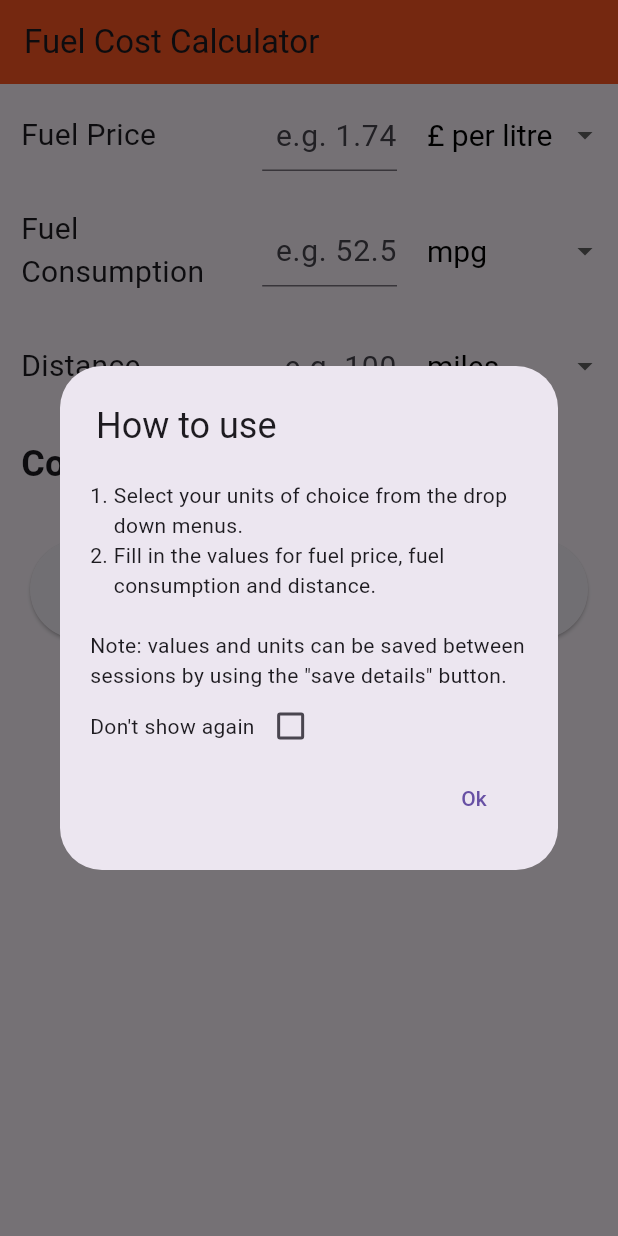
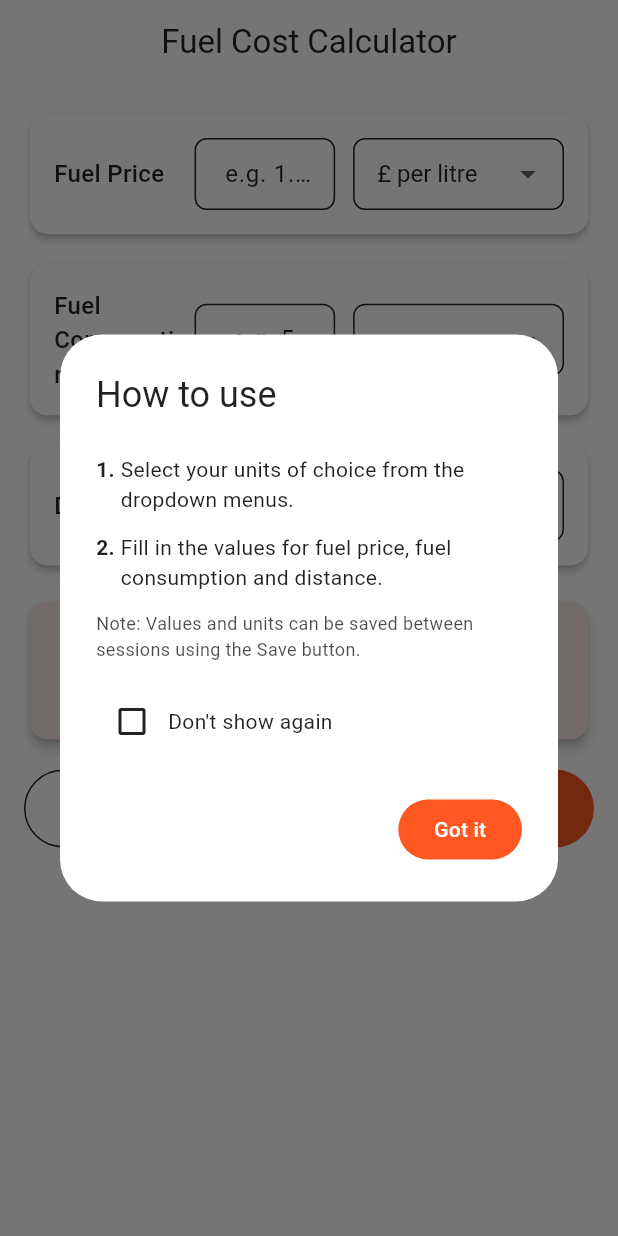
Before and after one commit to CraigNewlands/fuel-cost-calculator-app, a Flutter app: the screen it shows after launch, on a phone screen of 412 x 824 dp. Run offline on Flutter 3.47's test engine with Material 3 defaults, Android fonts, the light colour scheme and no system bars; our stand-ins replace google_mobile_ads, shared_preferences; network calls fail.

Commit message:
feat: modernise the app

```diff
--- a/lib/main.dart
+++ b/lib/main.dart
@@ -7,15 +7,32 @@ import 'package:shared_preferences/shared_preferences.dart';
 
 void main() async {
   WidgetsFlutterBinding.ensureInitialized();
-  await MobileAds.instance.initialize(); //<-- SEE HERE
+  await MobileAds.instance.initialize();
   runApp(MaterialApp(
-    debugShowCheckedModeBanner:false,
+    debugShowCheckedModeBanner: false,
     theme: ThemeData(
+      useMaterial3: true,
+      colorScheme: ColorScheme(
         brightness: Brightness.light,
-      primarySwatch: Colors.deepOrange,
-      primaryColor: Colors.deepOrange,
+        primary: Colors.deepOrange, // Vibrant orange for primary actions
+        onPrimary: Colors.white,
+        secondary: Colors.deepOrange.shade700,
+        onSecondary: Colors.white,
+        tertiary: Colors.orange.shade300,
+        onTertiary: Colors.black87,
+        error: Colors.red,
+        onError: Colors.white,
+        surface: Colors.white,
+        onSurface: Colors.black87,
+        surfaceContainerHighest: Colors.grey.shade100,
+        primaryContainer: Colors.deepOrange.shade50,
+        onPrimaryContainer: Colors.deepOrange.shade900,
       ),
-    home: FuelCostCalculator(),
+      appBarTheme: const AppBarTheme(
+        centerTitle: true,
+      ),
+    ),
+    home: const FuelCostCalculator(),
   ));
 }
 
@@ -154,34 +171,39 @@ class _FuelCostCalculatorState extends State<FuelCostCalculator> {
       key: scaffoldMessengerKey,
       child: Scaffold(
         appBar: AppBar(
-          backgroundColor: Colors.deepOrange,
           title: const Text("Fuel Cost Calculator"),
+          elevation: 0,
         ),
-        body: Column(
+        body: SafeArea(
+          child: SingleChildScrollView(
+            padding: const EdgeInsets.all(16.0),
+            child: Column(
               children: [
-            // First row
-            Row(
-              mainAxisAlignment: MainAxisAlignment.spaceEvenly,
+                // First row - Fuel Price
+                Card(
+                  elevation: 2,
+                  child: Padding(
+                    padding: const EdgeInsets.all(16.0),
+                    child: Row(
                       children: [
-                const Expanded(
-                    flex: 6,
-                    child: Padding(
-                      padding: EdgeInsets.all(14),
-                      child: Text(
+                        Expanded(
+                          flex: 2,
+                          child: const Text(
                             "Fuel Price",
-                        style: TextStyle(fontSize: 20),
+                            style: TextStyle(fontSize: 16, fontWeight: FontWeight.w500),
                           ),
-                    )
                         ),
                         Expanded(
-                  flex: 4,
-                  child: Padding(
-                    padding: const EdgeInsets.all(10.0),
+                          flex: 2,
                           child: TextField(
                             textAlign: TextAlign.right,
-                      style: const TextStyle(fontSize: 20),
-                      decoration: const InputDecoration(
-                          hintText: 'e.g. 1.74'
+                            style: const TextStyle(fontSize: 16),
+                            decoration: InputDecoration(
+                              hintText: 'e.g. 1.74',
+                              border: OutlineInputBorder(
+                                borderRadius: BorderRadius.circular(8),
+                              ),
+                              contentPadding: const EdgeInsets.symmetric(horizontal: 12, vertical: 12),
                             ),
                             keyboardType: const TextInputType.numberWithOptions(signed: false, decimal: true),
                             controller: fuelPriceTextEditingController,
@@ -190,23 +212,25 @@ class _FuelCostCalculatorState extends State<FuelCostCalculator> {
                             },
                           ),
                         ),
+                        const SizedBox(width: 12),
+                        Expanded(
+                          flex: 3,
+                          child: DropdownButtonFormField<String>(
+                            value: fuelPriceDropDownValue,
+                            decoration: InputDecoration(
+                              border: OutlineInputBorder(
+                                borderRadius: BorderRadius.circular(8),
                               ),
-                Expanded(
-                  flex: 5,
-                  child: Padding(
-                    padding: const EdgeInsets.all(10.0),
-                    child: DropdownButtonHideUnderline(
-                      child: DropdownButton(
-                        isExpanded: true,
-                        style: const TextStyle(fontSize: 20, color: Colors.black),
-                        value: fuelPriceDropDownValue,
+                              contentPadding: const EdgeInsets.symmetric(horizontal: 12, vertical: 12),
+                            ),
+                            style: const TextStyle(fontSize: 16, color: Colors.black87),
+                            dropdownColor: Colors.white,
                             items: fuelPriceDropDownValues.map((String items) {
                               return DropdownMenuItem(
                                 value: items,
-                            child: Text(items),
+                                child: Text(items, style: const TextStyle(color: Colors.black87)),
                               );
                             }).toList(),
-
                             onChanged: (String? newValue) {
                               setState(() {
                                 fuelPriceDropDownValue = newValue!;
@@ -215,33 +239,36 @@ class _FuelCostCalculatorState extends State<FuelCostCalculator> {
                             },
                           ),
                         ),
+                      ],
                     ),
                   ),
-              ],
                 ),
-            // Second row
-            Row(
-              mainAxisAlignment: MainAxisAlignment.spaceEvenly,
+                const SizedBox(height: 12),
+                // Second row - Fuel Consumption
+                Card(
+                  elevation: 2,
+                  child: Padding(
+                    padding: const EdgeInsets.all(16.0),
+                    child: Row(
                       children: [
-                const Expanded(
-                    flex: 6,
-                    child: Padding(
-                      padding: EdgeInsets.all(14),
-                      child: Text(
+                        Expanded(
+                          flex: 2,
+                          child: const Text(
                             "Fuel Consumption",
-                        style: TextStyle(fontSize: 20),
+                            style: TextStyle(fontSize: 16, fontWeight: FontWeight.w500),
                           ),
-                    )
                         ),
                         Expanded(
-                    flex: 4,
-                    child: Padding(
-                      padding: const EdgeInsets.all(10.0),
+                          flex: 2,
                           child: TextField(
                             textAlign: TextAlign.right,
-                        style: const TextStyle(fontSize: 20),
-                        decoration: const InputDecoration(
-                            hintText: 'e.g. 52.5'
+                            style: const TextStyle(fontSize: 16),
+                            decoration: InputDecoration(
+                              hintText: 'e.g. 52.5',
+                              border: OutlineInputBorder(
+                                borderRadius: BorderRadius.circular(8),
+                              ),
+                              contentPadding: const EdgeInsets.symmetric(horizontal: 12, vertical: 12),
                             ),
                             keyboardType: const TextInputType.numberWithOptions(signed: false, decimal: true),
                             controller: fuelConsumptionTextEditingController,
@@ -249,24 +276,26 @@ class _FuelCostCalculatorState extends State<FuelCostCalculator> {
                               computeCost();
                             },
                           ),
-                    )
                         ),
+                        const SizedBox(width: 12),
                         Expanded(
-                  flex: 5,
-                  child: Padding(
-                    padding: const EdgeInsets.all(10.0),
-                    child: DropdownButtonHideUnderline(
-                      child: DropdownButton(
-                        isExpanded: true,
-                        style: const TextStyle(fontSize: 20, color: Colors.black),
+                          flex: 3,
+                          child: DropdownButtonFormField<String>(
                             value: fuelConsumptionDropDownValue,
+                            decoration: InputDecoration(
+                              border: OutlineInputBorder(
+                                borderRadius: BorderRadius.circular(8),
+                              ),
+                              contentPadding: const EdgeInsets.symmetric(horizontal: 12, vertical: 12),
+                            ),
+                            style: const TextStyle(fontSize: 16, color: Colors.black87),
+                            dropdownColor: Colors.white,
                             items: fuelConsumptionDropDownValues.map((String items) {
                               return DropdownMenuItem(
                                 value: items,
-                            child: Text(items),
+                                child: Text(items, style: const TextStyle(color: Colors.black87)),
                               );
                             }).toList(),
-
                             onChanged: (String? newValue) {
                               setState(() {
                                 fuelConsumptionDropDownValue = newValue!;
@@ -275,33 +304,36 @@ class _FuelCostCalculatorState extends State<FuelCostCalculator> {
                             },
                           ),
                         ),
+                      ],
                     ),
                   ),
-              ],
                 ),
-            // Third row
-            Row(
-              mainAxisAlignment: MainAxisAlignment.spaceEvenly,
+                const SizedBox(height: 12),
+                // Third row - Distance
+                Card(
+                  elevation: 2,
+                  child: Padding(
+                    padding: const EdgeInsets.all(16.0),
+                    child: Row(
                       children: [
-                const Expanded(
-                    flex: 6,
-                    child: Padding(
-                      padding: EdgeInsets.all(14),
-                      child: Text(
+                        Expanded(
+                          flex: 2,
+                          child: const Text(
                             "Distance",
-                        style: TextStyle(fontSize: 20),
+                            style: TextStyle(fontSize: 16, fontWeight: FontWeight.w500),
                           ),
-                    )
                         ),
                         Expanded(
-                    flex: 4,
-                    child: Padding(
-                      padding: const EdgeInsets.all(10.0),
+                          flex: 2,
                           child: TextField(
                             textAlign: TextAlign.right,
-                        style: const TextStyle(fontSize: 20),
-                        decoration: const InputDecoration(
-                            hintText: 'e.g. 100'
+                            style: const TextStyle(fontSize: 16),
+                            decoration: InputDecoration(
+                              hintText: 'e.g. 100',
+                              border: OutlineInputBorder(
+                                borderRadius: BorderRadius.circular(8),
+                              ),
+                              contentPadding: const EdgeInsets.symmetric(horizontal: 12, vertical: 12),
                             ),
                             keyboardType: const TextInputType.numberWithOptions(signed: false, decimal: true),
                             controller: distanceTextEditingController,
@@ -309,24 +341,26 @@ class _FuelCostCalculatorState extends State<FuelCostCalculator> {
                               computeCost();
                             },
                           ),
-                    )
                         ),
+                        const SizedBox(width: 12),
                         Expanded(
-                  flex: 5,
-                  child: Padding(
-                    padding: const EdgeInsets.all(10.0),
-                    child: DropdownButtonHideUnderline(
-                      child: DropdownButton(
-                        isExpanded: true,
-                        style: const TextStyle(fontSize: 20, color: Colors.black),
+                          flex: 3,
+                          child: DropdownButtonFormField<String>(
                             value: distanceDropDownValue,
+                            decoration: InputDecoration(
+                              border: OutlineInputBorder(
+                                borderRadius: BorderRadius.circular(8),
+                              ),
+                              contentPadding: const EdgeInsets.symmetric(horizontal: 12, vertical: 12),
+                            ),
+                            style: const TextStyle(fontSize: 16, color: Colors.black87),
+                            dropdownColor: Colors.white,
                             items: distanceDropDownValues.map((String items) {
                               return DropdownMenuItem(
                                 value: items,
-                            child: Text(items),
+                                child: Text(items, style: const TextStyle(color: Colors.black87)),
                               );
                             }).toList(),
-
                             onChanged: (String? newValue) {
                               setState(() {
                                 distanceDropDownValue = newValue!;
@@ -335,128 +369,117 @@ class _FuelCostCalculatorState extends State<FuelCostCalculator> {
                             },
                           ),
                         ),
+                      ],
+                    ),
+                  ),
+                ),
+                const SizedBox(height: 16),
+                // Fourth row - Cost Result
+                Card(
+                  elevation: 3,
+                  color: Theme.of(context).colorScheme.primaryContainer,
+                  child: Padding(
+                    padding: const EdgeInsets.all(20.0),
+                    child: Row(
+                      children: [
+                        const Text(
+                          "Cost: ",
+                          style: TextStyle(fontSize: 20, fontWeight: FontWeight.w600),
+                        ),
+                        Expanded(
+                          child: TextField(
+                            controller: costTextEditingController,
+                            enabled: false,
+                            style: TextStyle(
+                              fontSize: 24,
+                              fontWeight: FontWeight.bold,
+                              color: costTextEditingController.text.isEmpty
+                                  ? Theme.of(context).colorScheme.onSurface.withOpacity(0.5)
+                                  : Theme.of(context).colorScheme.onPrimaryContainer,
+                            ),
+                            textAlign: TextAlign.right,
+                            decoration: const InputDecoration(
+                              border: InputBorder.none,
+                              hintText: "Enter values above",
+                            ),
                           ),
                         ),
                       ],
                     ),
-            // Fourth row
-            Row(
-              mainAxisAlignment: MainAxisAlignment.spaceEvenly,
-              children: [
-                const Expanded(
-                    flex: 13,
-                    child: Padding(
-                      padding: EdgeInsets.all(14),
-                      child: Text(
-                        "Cost",
-                        style: TextStyle(fontSize: 24, fontWeight: FontWeight.bold),
-                      ),
-                    )
-                ),
-                Expanded(
-                  flex: 17,
-                  child: TextField(
-                    decoration: const InputDecoration(
-                      border: InputBorder.none,
-                    ),
-                    enabled: false,
-                    textAlign: TextAlign.left,
-                    style: const TextStyle(fontSize: 24, fontWeight: FontWeight.bold, color: Colors.black),
-                    controller: costTextEditingController,
                   ),
                 ),
-                const Expanded(
-                    flex: 0,
-                    child: Text("")
-                ),
-              ],
-            ),
-            // Fifth row
+                const SizedBox(height: 16),
+                // Fifth row - Buttons
                 Row(
-              mainAxisAlignment: MainAxisAlignment.spaceEvenly,
                   children: [
                     Expanded(
-                    child: Padding(
-                      padding: const EdgeInsets.all(20.0),
-                      child: ElevatedButton(
+                      child: OutlinedButton.icon(
                         onPressed: () {
-                          Widget cancelButton = TextButton(
-                            child: const Text("No"),
-                            onPressed:  () {Navigator.pop(context);},
-                          );
-                          Widget continueButton = TextButton(
-                            child: const Text("Yes"),
-                            onPressed:  () {
+                          showDialog(
+                            context: context,
+                            builder: (BuildContext context) {
+                              return AlertDialog(
+                                title: const Text("Clear values?"),
+                                content: const Text("Are you sure you want to clear all values?"),
+                                actions: [
+                                  TextButton(
+                                    onPressed: () => Navigator.pop(context),
+                                    child: const Text("Cancel"),
+                                  ),
+                                  FilledButton(
+                                    onPressed: () {
                                       fuelPriceTextEditingController.clear();
                                       fuelConsumptionTextEditingController.clear();
                                       distanceTextEditingController.clear();
                                       costTextEditingController.clear();
                                       Navigator.pop(context);
                                     },
-                          );
-                          AlertDialog alert = AlertDialog(
-                            contentPadding: const EdgeInsets.only(left: 20, top: 20, right: 20, bottom: 0),
-                            title: const Text("Clear values?"),
-                            content: const Text("Are you sure you want to clear the values?"),
-                            actions: [
-                              cancelButton,
-                              continueButton,
+                                    child: const Text("Clear"),
+                                  ),
                                 ],
                               );
-                          showDialog(
-                            context: context,
-                            builder: (BuildContext context) {
-                              return alert;
                             },
                           );
                         },
-                        child: const Padding(
-                          padding: EdgeInsets.all(7.0),
-                          child: Text(
-                            textAlign: TextAlign.center,
-                            'CLEAR VALUES',
-                            style: TextStyle(fontSize: 18),
+                        icon: const Icon(Icons.clear),
+                        label: const Text("Clear"),
+                        style: OutlinedButton.styleFrom(
+                          padding: const EdgeInsets.symmetric(vertical: 16),
                         ),
                       ),
                     ),
-                    )
-                ),
+                    const SizedBox(width: 12),
                     Expanded(
-                    child: Padding(
-                      padding: const EdgeInsets.all(20.0),
-                      child: ElevatedButton(
+                      child: FilledButton.icon(
                         onPressed: () {
                           saveState();
-                          const snackBar = SnackBar(
-                              content: Text(
-                                "Details saved successfully!",
-                              ));
-                          scaffoldMessengerKey.currentState?.showSnackBar(snackBar);
+                          ScaffoldMessenger.of(context).showSnackBar(
+                            const SnackBar(
+                              content: Text("Details saved successfully!"),
+                              behavior: SnackBarBehavior.floating,
+                            ),
+                          );
                         },
-                        child: const Padding(
-                          padding: EdgeInsets.all(7.0),
-                          child: Text(
-                            textAlign: TextAlign.center,
-                            'SAVE DETAILS',
-                            style: TextStyle(fontSize: 18),
+                        icon: const Icon(Icons.save),
+                        label: const Text("Save"),
+                        style: FilledButton.styleFrom(
+                          padding: const EdgeInsets.symmetric(vertical: 16),
                         ),
                       ),
                     ),
-                    )
-                ),
                   ],
                 ),
+                const SizedBox(height: 16),
                 // Add the banner ad code at the bottom
                 if (_isBannerAdReady)
-              Align(
-                alignment: Alignment.bottomCenter,
-                child: SizedBox(
+                  SizedBox(
                     width: _bannerAd.size.width.toDouble(),
                     height: _bannerAd.size.height.toDouble(),
                     child: AdWidget(ad: _bannerAd),
                   ),
+              ],
             ),
-          ],
+          ),
         ),
       ),
     );
@@ -468,40 +491,42 @@ class _FuelCostCalculatorState extends State<FuelCostCalculator> {
         builder: (context) {
           return StatefulBuilder(builder: (context, setState) {
             return AlertDialog(
-              contentPadding: const EdgeInsets.only(left: 20, top: 20, right: 20, bottom: 0),
               title: const Text("How to use"),
               content: Column(
                 mainAxisSize: MainAxisSize.min,
+                crossAxisAlignment: CrossAxisAlignment.start,
                 children: <Widget>[
+                  const SizedBox(height: 8),
                   const Row(
                     crossAxisAlignment: CrossAxisAlignment.start,
                     children: [
-                      Text("1. "),
+                      Text("1. ", style: TextStyle(fontWeight: FontWeight.bold)),
                       Expanded(
-                        child: Text("Select your units of choice from the drop down menus."),
+                        child: Text("Select your units of choice from the dropdown menus."),
                       ),
                     ],
                   ),
+                  const SizedBox(height: 12),
                   const Row(
                     crossAxisAlignment: CrossAxisAlignment.start,
                     children: [
-                      Text("2. "),
+                      Text("2. ", style: TextStyle(fontWeight: FontWeight.bold)),
                       Expanded(
                         child: Text("Fill in the values for fuel price, fuel consumption and distance."),
                       ),
                     ],
                   ),
-                  const Row(
-                    crossAxisAlignment: CrossAxisAlignment.start,
-                    children: [
-                      Expanded(
-                        child: Text("\nNote: values and units can be saved between sessions by using the \"save details\" button."),
+                  const SizedBox(height: 12),
+                  Text(
+                    "Note: Values and units can be saved between sessions using the Save button.",
+                    style: TextStyle(
+                      fontSize: 12,
+                      color: Theme.of(context).colorScheme.onSurface.withOpacity(0.7),
                     ),
-                    ],
                   ),
+                  const SizedBox(height: 16),
                   Row(
                     children: <Widget>[
-                      const Text("Don't show again"),
                       Checkbox(
                         value: check,
                         onChanged: (bool? value){
@@ -510,17 +535,18 @@ class _FuelCostCalculatorState extends State<FuelCostCalculator> {
                           });
                         },
                       ),
+                      const Text("Don't show again"),
                     ],
                   ),
                 ],
               ),
               actions: <Widget>[
-                TextButton(
-                  child: const Text("Ok"),
+                FilledButton(
                   onPressed: () {
                     saveSwitchValue();
                     Navigator.pop(context);
                   },
+                  child: const Text("Got it"),
                 ),
               ],
             );
```
Lines whose indentation alone changed are shown as unchanged.
